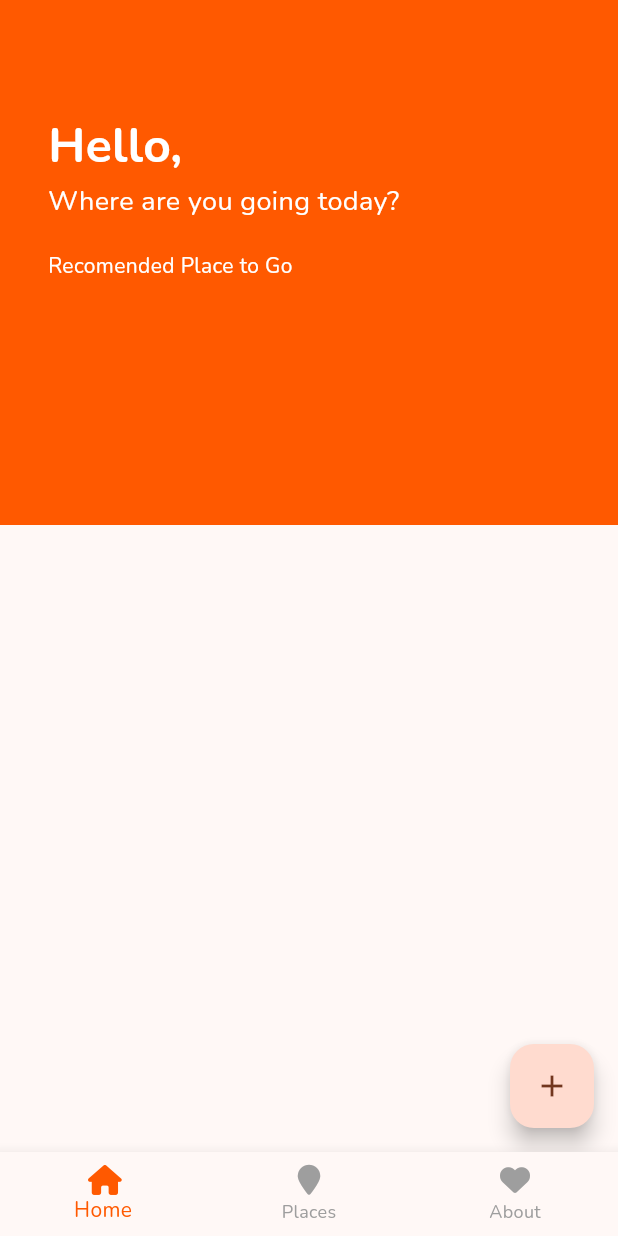
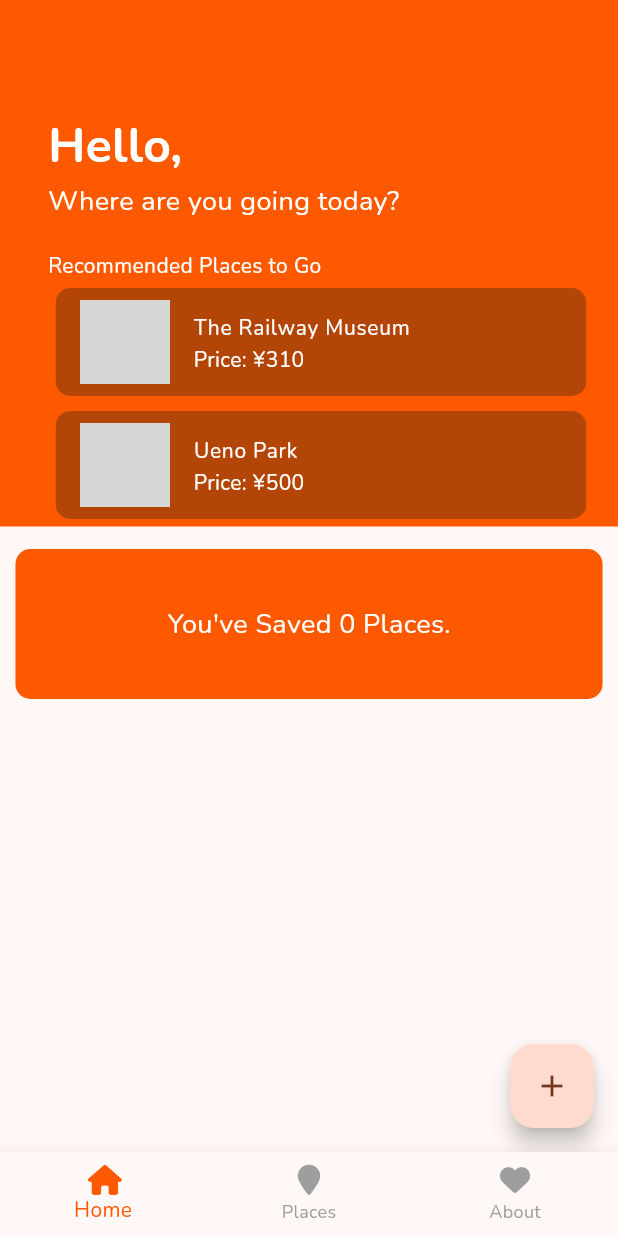
Before and after one commit to fachdf/itinerarybuilder, a Flutter app: the screen it shows after launch, on a phone screen of 412 x 824 dp. Run offline on Flutter 3.47's test engine with Material 2 defaults, Android fonts, the phone set to English and light mode, and no system bars; our stand-ins replace carousel_slider, font_awesome_flutter, google_fonts; network calls fail; grey boxes are pictures that could not be loaded.

Commit message:
update homepage
+ ugly homepage, update soon

```diff
--- a/lib/home/home.dart
+++ b/lib/home/home.dart
@@ -1,16 +1,10 @@
 import 'package:flutter/material.dart';
+import 'package:itinerarybuilder/places/place.dart';
+import 'package:itinerarybuilder/places/place_detail.dart';
+import 'dart:math';
 
 class MyHomePage extends StatefulWidget {
-  const MyHomePage({super.key});
-
-  // This widget is the home page of your application. It is stateful, meaning
-  // that it has a State object (defined below) that contains fields that affect
-  // how it looks.
-
-  // This class is the configuration for the state. It holds the values (in this
-  // case the title) provided by the parent (in this case the App widget) and
-  // used by the build method of the State. Fields in a Widget subclass are
-  // always marked "final".
+  const MyHomePage({Key? key});
 
   @override
   State<MyHomePage> createState() => _MyHomePageState();
@@ -18,53 +12,80 @@ class MyHomePage extends StatefulWidget {
 
 class _MyHomePageState extends State<MyHomePage> {
   int _counter = 0;
+  List<Place> recommendedPlace = [];
+  int numberSavedPlace = 0;
+
+
+  @override
+  void initState() {
+    super.initState();
+    // Calculate the saved places within the screen
+    recommendedPlace = getRandomPlaces(cityList, 2);
+    numberSavedPlace = getSavedPlace(cityList);
+  }
+  int getSavedPlace(List<City> cityList){
+    List<Place> savedPlaces = [];
+    int counter = 0;
+    for (City city in cityList) {
+      for (Place place in city.places) {
+        if (place.isFavorite) {
+          counter++;
+        }
+      }
+    }
+
+    return counter;
+  }
+
+  List<Place> getRandomPlaces(List<City> cityList, int count) {
+    List<Place> randomPlaces = [];
+    final Random random = Random();
+    int numberSavedPlace = 0;
+    count = count.clamp(0, cityList.fold<int>(
+      0,
+      (sum, city) => sum + city.places.length,
+    ));
+
+    while (randomPlaces.length < count) {
+      // Randomly select a city
+      final City randomCity = cityList[random.nextInt(cityList.length)];
+
+      // Randomly select a place from the selected city
+      final Place randomPlace =
+          randomCity.places[random.nextInt(randomCity.places.length)];
+
+
+      // Add the selected place to the list if it's not already included
+      if (!randomPlaces.contains(randomPlace)) {
+        randomPlaces.add(randomPlace);
+      }
+    }
+
+    return randomPlaces;
+  }
 
   void _incrementCounter() {
     setState(() {
-      // This call to setState tells the Flutter framework that something has
-      // changed in this State, which causes it to rerun the build method below
-      // so that the display can reflect the updated values. If we changed
-      // _counter without calling setState(), then the build method would not be
-      // called again, and so nothing would appear to happen.
       _counter++;
     });
   }
 
   @override
   Widget build(BuildContext context) {
-    // This method is rerun every time setState is called, for instance as done
-    // by the _incrementCounter method above.
-    //
-    // The Flutter framework has been optimized to make rerunning build methods
-    // fast, so that you can just rebuild anything that needs updating rather
-    // than having to individually change instances of widgets.
     return Scaffold(
-      // appBar: AppBar(
-      //   // TRY THIS: Try changing the color here to a specific color (to
-      //   // Colors.amber, perhaps?) and trigger a hot reload to see the AppBar
-      //   // change color while the other colors stay the same.
-      //   backgroundColor: const Color(0xFFFF5900),
-      //   // Here we take the value from the MyHomePage object that was created by
-      //   // the App.build method, and use it to set our appbar title.
-      //   // title: const Text("",
-      //   //   style: TextStyle(
-      //   //     color: Color.fromARGB(255, 255, 255, 255),
-      //   //     fontWeight: FontWeight.bold,
-      //   //     ),
-      //   // ),
-      // ),
       body: SingleChildScrollView(
-        child: SingleChildScrollView(
-          child: Container(
+        child: Column(
+          children: [
+            Container(
               padding: const EdgeInsets.only(
-                      top: 75.0, // Add top margin by adjusting the top value
+                top: 75.0,
                 left: 32.0,
-                      right: 16.0
+                right: 16.0,
               ),
-                  color: const Color(0xFFFF5900), // Set the background color of the Container,
+              color: const Color(0xFFFF5900),
               width: MediaQuery.of(context).size.width,
-                  height: 350,
-                  child: const Column(
+              //height: 512,
+              child: Column(
                 crossAxisAlignment: CrossAxisAlignment.start,
                 children: [
                   Text(
@@ -72,35 +93,109 @@ class _MyHomePageState extends State<MyHomePage> {
                     style: TextStyle(
                       fontSize: 32.0,
                       fontWeight: FontWeight.bold,
-                          color: Colors.white
+                      color: Colors.white,
                     ),
                   ),
                   Text(
                     'Where are you going today?',
                     style: TextStyle(
                       fontSize: 18.0,
-                          color: Colors.white
+                      color: Colors.white,
                     ),
                   ),
                   SizedBox(height: 20.0),
                   Text(
-                        'Recomended Place to Go',
+                    'Recommended Places to Go',
                     style: TextStyle(
                       fontSize: 14.0,
-                          color: Colors.white
+                      color: Colors.white,
                     ),
+                  ),
+                  Column(
+                    children: recommendedPlace.map((place) {
+                      return Container(
+                        margin: EdgeInsets.all(5),
+                        child: ClipRRect(
+                          borderRadius: BorderRadius.circular(10.0),
+                          child: ColoredBox(
+                              color: Color.fromARGB(255, 179, 70, 7),
+                            child: Ink(
+                              color: Color.fromARGB(0, 0, 0, 0),
+                              child: ListTile(
+                                tileColor: Colors.blue,
+                                leading: Container(
+                                  width: 60.0,
+                                  height: 60.0,
+                                  decoration: BoxDecoration(
+                                    image: DecorationImage(
+                                      image: NetworkImage(place.imgUrls[0]),
+                                      fit: BoxFit.cover,
+                                    ),
+                                  ),
+                                ),
+                                title: Text(place.name,
+                                  style: TextStyle(
+                                  fontSize: 14.0,
+                                  color: Colors.white,
+                                  ),
+                                ),
+                                subtitle: Text('Price: ¥${place.price}',
+                                  style: TextStyle(
+                                  fontSize: 14.0,
+                                  color: Colors.white,
+                                  ),),
+                                onTap: () {
+                                  Navigator.push(
+                                    context,
+                                    MaterialPageRoute(
+                                      builder: (context) =>
+                                          PlaceDetailsScreen(place: place),
+                                    ),
+                                  );
+                                },
+                              ),
+                            ),
+                          ),
+                        ),
+                      );
+                    }).toList(),
+
                   ),
                 ],
               ),
+            ),
+            SizedBox(height: 15,),
+            Container(
 
+              decoration: BoxDecoration(
+                  color: const Color(0xFFFF5900),
+                  borderRadius: BorderRadius.circular(10.0), // Adjust the radius as needed
+                  border: Border.all(
+                    color: const Color(0xFFFF5900), // Border color
+                    width: 2.0, // Border width
                   ),
+                ),
+              //color: const Color(0xFFFF5900),
+              width: MediaQuery.of(context).size.width * 0.95,
+              height: 100,
+              child: Center(
+                child:
+                  Text("You've Saved ${numberSavedPlace} Places.",
+                    style: TextStyle(
+                      fontSize: 18.0,
+                      color: Colors.white,
+                    ),))
+                    ,
+              ),
+
+          ],
         ),
       ),
       floatingActionButton: FloatingActionButton(
         onPressed: _incrementCounter,
         tooltip: 'Increment',
         child: const Icon(Icons.add),
-      ), // This trailing comma makes auto-formatting nicer for build methods.
+      ),
     );
   }
 }
--- a/lib/places/place.dart
+++ b/lib/places/place.dart
@@ -305,8 +305,8 @@ List<City> cityList = [
                   'https://lh3.googleusercontent.com/p/AF1QipNepb9EW8XUWXhynsRlB2PyFCLUGP5k4jE5L8pG=s680-w680-h510',
                   'https://lh3.googleusercontent.com/p/AF1QipMPJ7RYAt-eiJm4Me10pdkYOM1U9PQ2m8AyUEdN=s680-w680-h510'],
         price: 1000,
-        openDays: '9:30 AM - 5:00 PM',
-        openTime: 'Every Day',
+        openDays: 'Every Day',
+        openTime: '9:30 AM - 5:00 PM',
       ),
     ],
     ),
--- a/lib/places/place_detail.dart
+++ b/lib/places/place_detail.dart
@@ -3,17 +3,22 @@ import 'package:flutter/material.dart';
 import 'package:font_awesome_flutter/font_awesome_flutter.dart';
 import 'place.dart'; // Import your Place class
 
-class PlaceDetailsScreen extends StatelessWidget {
+class PlaceDetailsScreen extends StatefulWidget {
   final Place place;
 
   PlaceDetailsScreen({required this.place});
 
   @override
+  State<PlaceDetailsScreen> createState() => _PlaceDetailsScreenState();
+}
+
+class _PlaceDetailsScreenState extends State<PlaceDetailsScreen> {
+  @override
   Widget build(BuildContext context) {
     return Scaffold(
       appBar: AppBar(
         title: Text(
-          place.name,
+          widget.place.name,
           style: TextStyle(
             color: Color.fromARGB(255, 255, 255, 255),
             fontWeight: FontWeight.bold,
@@ -34,7 +39,7 @@ class PlaceDetailsScreen extends StatelessWidget {
                   aspectRatio: 16/9,
                   enlargeCenterPage: true,
                 ),
-                items: place.imgUrls.map((imageUrl) {
+                items: widget.place.imgUrls.map((imageUrl) {
                   return Builder(
                     builder: (BuildContext context) {
                       return Container(
@@ -61,7 +66,7 @@ class PlaceDetailsScreen extends StatelessWidget {
                       const Icon(FontAwesomeIcons.calendarCheck),
                       const SizedBox(height: 8.0),
                       Text(
-                        place.openDays,
+                        widget.place.openDays,
                         //style: informationTextStyle,
                       ),
                     ], // Center vertically
@@ -74,7 +79,7 @@ class PlaceDetailsScreen extends StatelessWidget {
                       const Icon(FontAwesomeIcons.clock),
                       const SizedBox(height: 8.0),
                       Text(
-                        place.openTime,
+                        widget.place.openTime,
                         style: TextStyle(fontSize: 13, fontWeight: FontWeight.bold),
                         //style: informationTextStyle,
                       ),
@@ -88,7 +93,7 @@ class PlaceDetailsScreen extends StatelessWidget {
                       const Icon(FontAwesomeIcons.moneyBill),
                       const SizedBox(height: 8.0),
                       Text(
-                        "¥${place.price}",
+                        "¥${widget.place.price}",
                         //style: informationTextStyle,
                       ),
                     ], // Center vertically
@@ -96,8 +101,6 @@ class PlaceDetailsScreen extends StatelessWidget {
                 ),
               ],
             ),
-
-
             Padding(
               padding: EdgeInsets.all(16.0),
               child: Column(
@@ -110,8 +113,27 @@ class PlaceDetailsScreen extends StatelessWidget {
                       fontWeight: FontWeight.bold,
                     ),
                   ),
-                  Text(place.details),
+                  Text(widget.place.details),
                   SizedBox(height: 16.0),
+                  Text(
+                    'Favorite:',
+                    style: TextStyle(
+                      fontSize: 18.0,
+                      fontWeight: FontWeight.bold,
+                    ),
+                  ),
+                  IconButton(
+                    icon: Icon(
+                      widget.place.isFavorite ? Icons.favorite : Icons.favorite_border,
+                      color: widget.place.isFavorite ? Colors.red : Colors.grey,
+                    ),
+                    onPressed: () {
+                      setState(() {
+                        // Toggle the favorite status
+                        widget.place.isFavorite = !widget.place.isFavorite;
+                      });
+                    },
+                  ),
 
                 ],
               ),
--- a/lib/saved_places/saved_places.dart
+++ b/lib/saved_places/saved_places.dart
@@ -59,7 +59,6 @@ class _SavedPlaceScreenState extends State<SavedPlaceScreen> {
 
                     ),
                   ),
-                  // You can add a button or other UI elements for user interaction here
                 ],
               ),
             )
@@ -79,10 +78,9 @@ class _SavedPlaceScreenState extends State<SavedPlaceScreen> {
               ),
             ),
             title: Text(place.name),
-            subtitle: Text('Price: \$${place.price}'),
+            subtitle: Text('Price: ¥${place.price}'),
             onTap: () {
               // Handle place tap, e.g., navigate to the place details screen
-              // You can pass the selected place to the details screen.
               Navigator.push(
                 context,
                 MaterialPageRoute(
```
Also changed, not shown: lib/places/city_list.dart (+0 -46 lines). Lines whose indentation alone changed are shown as unchanged.
